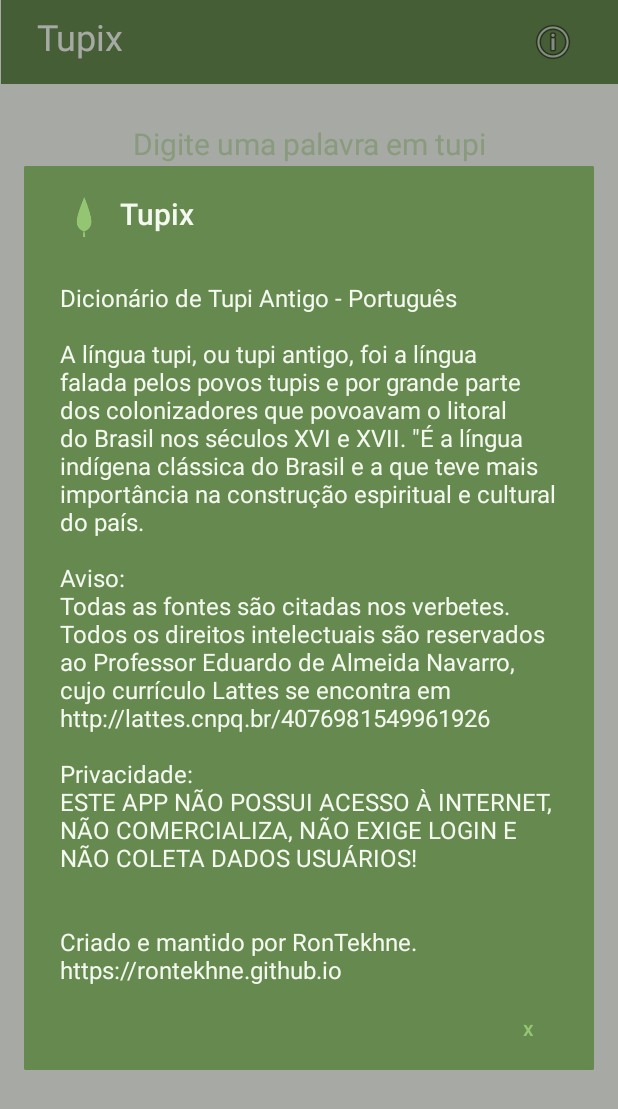
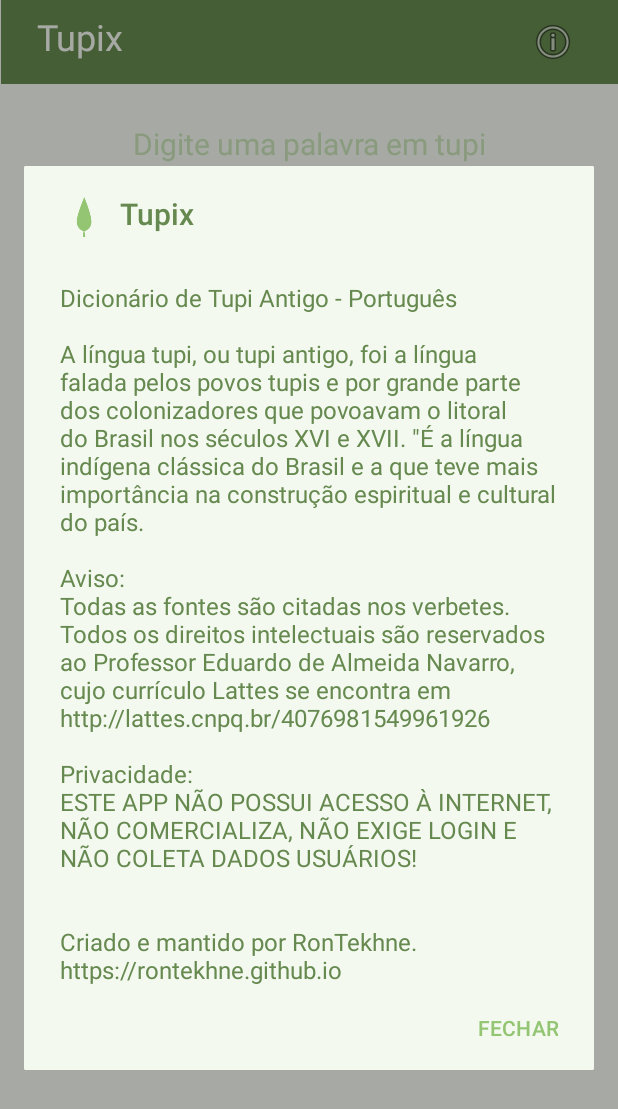
Before and after one commit to rontekhne/tupix, an Android app: the screen it shows after launch (MainActivity), after a tap on an icon or button, on a phone screen of 412 x 824 dp. Shown: the top 1109 px of the screen. Run offline under Robolectric (Android 15) with nearby library versions, the phone set to English and light mode, and no system bars; 1 other tap on this screen came first.

Commit message:
fixed color bugs

```diff
--- a/app/src/main/java/com/rontekhne/tupix/TupixDictionary.java
+++ b/app/src/main/java/com/rontekhne/tupix/TupixDictionary.java
@@ -3,7 +3,6 @@ package com.rontekhne.tupix;
 import android.content.Context;
 import android.content.DialogInterface;
 import android.content.res.Resources;
-import android.graphics.Color;
 import android.text.Editable;
 import android.text.Spannable;
 import android.text.SpannableString;
@@ -93,10 +92,12 @@ public class TupixDictionary {
                             formattedResultEntry.setSpan(new RelativeSizeSpan(1.2f), classStart, classEnd, Spannable.SPAN_EXCLUSIVE_EXCLUSIVE);
                             formattedResultEntry.setSpan(new StyleSpan(android.graphics.Typeface.ITALIC), classStart, classEnd, Spannable.SPAN_EXCLUSIVE_EXCLUSIVE);
 
+                            //noinspection UnnecessaryLocalVariable
                             int meaningStart = classEnd;
                             int meaningEnd = meaningStart + fmeaning.length();
                             formattedResultEntry.setSpan(new RelativeSizeSpan(1.2f), meaningStart, meaningEnd, Spannable.SPAN_EXCLUSIVE_EXCLUSIVE);
 
+                            //noinspection UnnecessaryLocalVariable
                             int sourceStart = meaningEnd;
                             int sourceEnd = sourceStart + fsource.length();
                             formattedResultEntry.setSpan(new RelativeSizeSpan(0.8f), sourceStart, sourceEnd, Spannable.SPAN_EXCLUSIVE_EXCLUSIVE);
@@ -112,7 +113,7 @@ public class TupixDictionary {
                 // show results in the TextView
                 resultTextView.setText(resultText);
             } else { // word doesn't exist in the tupix.xml
-                resultTextView.setText(":( Palavra não encontrada no dicionário!");
+                resultTextView.setText(R.string.word_not_found);
             }
         } catch (XmlPullParserException | IOException e) {
             e.printStackTrace();
@@ -147,9 +148,7 @@ public class TupixDictionary {
         dialog.setIcon(R.drawable.tupix_icon_small);
 
         // set action for close button
-        dialog.setNegativeButton("x", new DialogInterface.OnClickListener() {
-            @Override
-            public void onClick(DialogInterface dialog, int which) {
+        dialog.setNegativeButton("FECHAR", (dialog1, which) -> {
             // create a layout to the Toast that contains a ImageView and a TextView
             LinearLayout toastLayout = new LinearLayout(context);
             toastLayout.setOrientation(LinearLayout.HORIZONTAL);
@@ -178,13 +177,13 @@ public class TupixDictionary {
             toast.setDuration(Toast.LENGTH_LONG);
             toast.setView(toastLayout);
             toast.show();
-            }
         });
 
         // create AlertDialog to change 'x button' color
         final AlertDialog alertDialog = dialog.create();
 
         // Set OnShowListener for the AlertDialog
+        //noinspection Convert2Lambda
         alertDialog.setOnShowListener(new DialogInterface.OnShowListener() {
             @Override
             public void onShow(DialogInterface dialog) {
--- a/app/src/main/res/values/strings.xml
+++ b/app/src/main/res/values/strings.xml
@@ -2,4 +2,5 @@
     <string name="app_name">Tupix</string>
     <string name="search">PESQUISAR</string>
     <string name="input">Digite uma palavra em tupi</string>
+    <string name="word_not_found">:( Palavra não encontrada no dicionário!</string>
 </resources>
--- a/app/src/main/res/values/themes.xml
+++ b/app/src/main/res/values/themes.xml
@@ -3,8 +3,8 @@
     <style name="Theme.Tupix" parent="Theme.Material3.DayNight.NoActionBar">
         <item name="android:colorPrimaryDark">@color/colorPrimaryDark</item>
         <item name="android:colorPrimary">@color/colorPrimary</item>
-        <item name="android:textColorPrimary">@color/secondaryText</item>
-        <item name="android:background">@color/colorPrimary</item>
-        <item name="android:colorAccent">@color/colorAccent</item>
+        <item name="android:textColorPrimary">@color/primaryText</item>
+        <item name="android:background">@color/primaryBackground</item>
+        <item name="android:colorAccent">@color/dialogBackground</item>
     </style>
 </resources>
```
Lines whose indentation alone changed are shown as unchanged.
